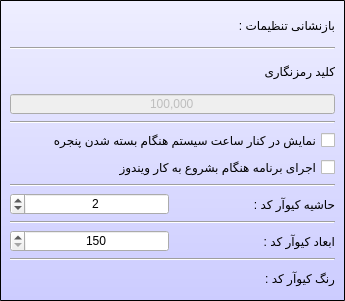
First picture: the form in formsetting.ui, repository reza-rezvani2052/Secure-QR-Code, before the edit.
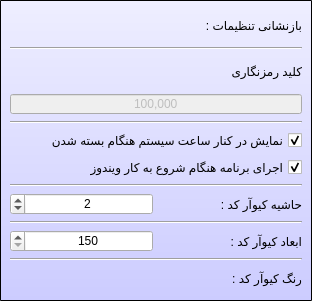
Second picture: the form after the edit. Icons and pictures are not drawn.

What changed in the file:
```diff
--- a/formsetting.ui
+++ b/formsetting.ui
@@ -6,7 +6,7 @@
    <rect>
     <x>0</x>
     <y>0</y>
-    <width>345</width>
+    <width>312</width>
     <height>301</height>
    </rect>
   </property>
@@ -147,14 +147,20 @@
       <item>
        <widget class="QCheckBox" name="chkShowAtSystemtray">
         <property name="text">
-         <string>نمایش در کنار ساعت سیستم هنگام بسته شدن پنجره</string>
+         <string>نمایش در کنار ساعت سیستم هنگام بسته شدن</string>
+        </property>
+        <property name="checked">
+         <bool>true</bool>
         </property>
        </widget>
       </item>
       <item>
        <widget class="QCheckBox" name="chkRunAtWindowsStartup">
         <property name="text">
-         <string>اجرای برنامه هنگام بشروع به کار ویندوز</string>
+         <string>اجرای برنامه هنگام شروع به کار ویندوز</string>
+        </property>
+        <property name="checked">
+         <bool>true</bool>
         </property>
        </widget>
       </item>
```
